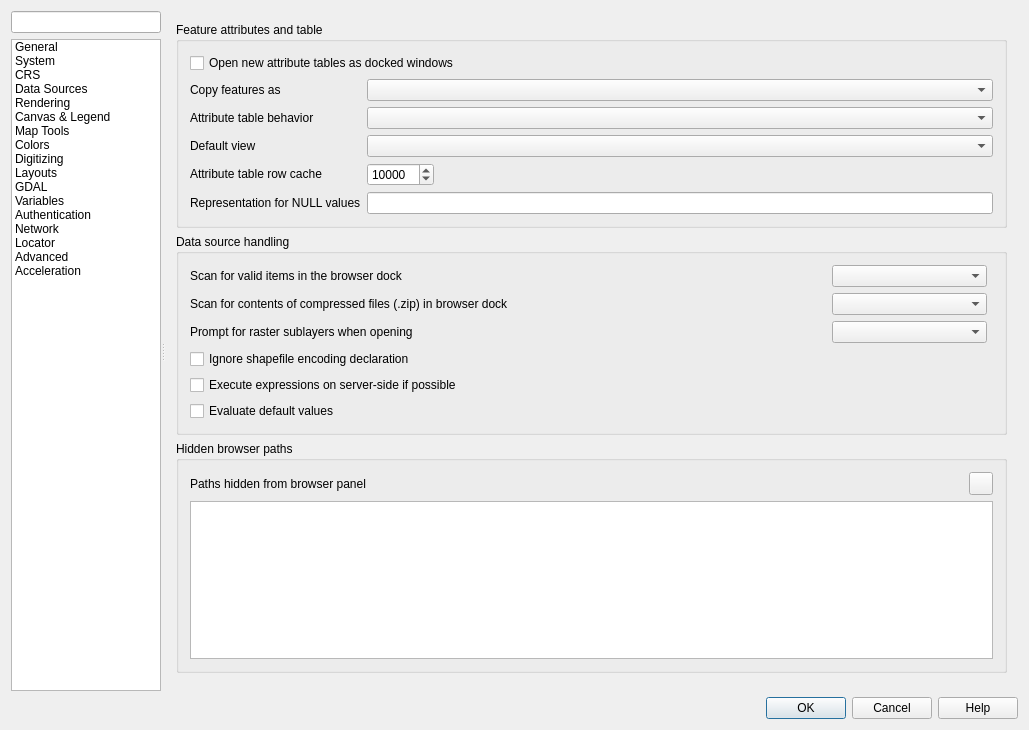
Above: src/ui/qgsoptionsbase.ui from qgis/QGIS before the change. Below: the same form after it.
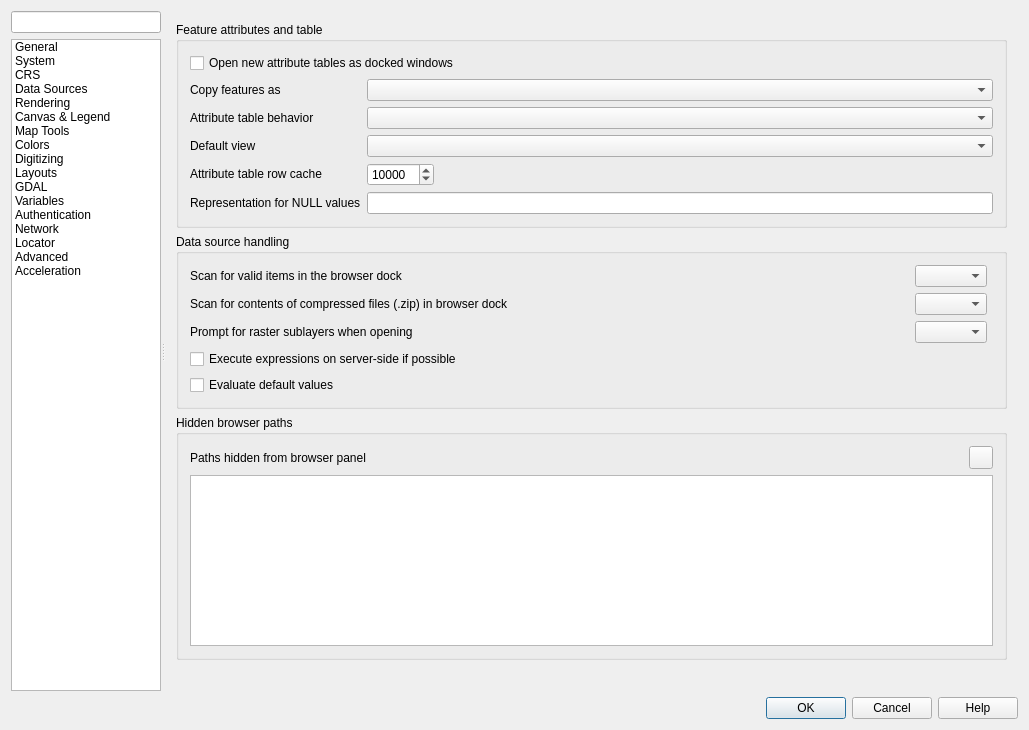
That is the form after the change. The open tabs and pages were chosen to show the change. Icons and pictures are not drawn. Custom widgets are drawn as their Qt base class.

Commit message: Always disable GDAL side shapefile encoding handling

The edit to the form file:
```diff
--- a/src/ui/qgsoptionsbase.ui
+++ b/src/ui/qgsoptionsbase.ui
@@ -1995,10 +1995,32 @@
                  <property name="title">
                   <string>Data source handling</string>
                  </property>
-                 <layout class="QGridLayout" name="gridLayout_23" columnstretch="0,2,1,0">
+                 <layout class="QGridLayout" name="gridLayout_23" columnstretch="0,0,0,0">
                   <item row="0" column="2">
                    <widget class="QComboBox" name="cmbScanItemsInBrowser"/>
                   </item>
+                  <item row="2" column="2">
+                   <widget class="QComboBox" name="cmbPromptRasterSublayers">
+                    <item>
+                     <property name="text">
+                      <string/>
+                     </property>
+                    </item>
+                   </widget>
+                  </item>
+                  <item row="1" column="1">
+                   <spacer name="horizontalSpacer_3">
+                    <property name="orientation">
+                     <enum>Qt::Horizontal</enum>
+                    </property>
+                    <property name="sizeHint" stdset="0">
+                     <size>
+                      <width>40</width>
+                      <height>20</height>
+                     </size>
+                    </property>
+                   </spacer>
+                  </item>
                   <item row="1" column="0">
                    <widget class="QLabel" name="label_29">
                     <property name="text">
@@ -2006,44 +2028,7 @@
                     </property>
                    </widget>
                   </item>
-                  <item row="2" column="0">
-                   <widget class="QLabel" name="textLabel1_13">
-                    <property name="sizePolicy">
-                     <sizepolicy hsizetype="Fixed" vsizetype="Fixed">
-                      <horstretch>0</horstretch>
-                      <verstretch>0</verstretch>
-                     </sizepolicy>
-                    </property>
-                    <property name="text">
-                     <string>Prompt for raster sublayers when opening</string>
-                    </property>
-                   </widget>
-                  </item>
                   <item row="6" column="0" colspan="4">
-                   <widget class="QCheckBox" name="cbxCompileExpressions">
-                    <property name="text">
-                     <string>Execute expressions on server-side if possible</string>
-                    </property>
-                   </widget>
-                  </item>
-                  <item row="3" column="0" colspan="4">
-                   <widget class="QCheckBox" name="cbxIgnoreShapeEncoding">
-                    <property name="toolTip">
-                     <string>Disable OGR on-the-fly conversion from declared encoding to UTF-8</string>
-                    </property>
-                    <property name="text">
-                     <string>Ignore shapefile encoding declaration</string>
-                    </property>
-                   </widget>
-                  </item>
-                  <item row="1" column="2">
-                   <widget class="QComboBox" name="cmbScanZipInBrowser">
-                    <property name="currentIndex">
-                     <number>-1</number>
-                    </property>
-                   </widget>
-                  </item>
-                  <item row="7" column="0" colspan="4">
                    <widget class="QCheckBox" name="cbxEvaluateDefaultValues">
                     <property name="toolTip">
                      <string>&lt;html&gt;&lt;head/&gt;&lt;body&gt;&lt;p&gt;When digitizing a new feature, default values are retrieved from the database. With this option turned on, the default values will be evaluated at the time of digitizing. With this option turned off, the default values will be evaluated at the time of saving.&lt;/p&gt;&lt;/body&gt;&lt;/html&gt;</string>
@@ -2053,13 +2038,11 @@
                     </property>
                    </widget>
                   </item>
-                  <item row="2" column="2">
-                   <widget class="QComboBox" name="cmbPromptRasterSublayers">
-                    <item>
-                     <property name="text">
-                      <string/>
-                     </property>
-                    </item>
+                  <item row="1" column="2">
+                   <widget class="QComboBox" name="cmbScanZipInBrowser">
+                    <property name="currentIndex">
+                     <number>-1</number>
+                    </property>
                    </widget>
                   </item>
                   <item row="0" column="0">
@@ -2069,18 +2052,25 @@
                     </property>
                    </widget>
                   </item>
-                  <item row="1" column="1">
-                   <spacer name="horizontalSpacer_3">
-                    <property name="orientation">
-                     <enum>Qt::Horizontal</enum>
+                  <item row="5" column="0" colspan="4">
+                   <widget class="QCheckBox" name="cbxCompileExpressions">
+                    <property name="text">
+                     <string>Execute expressions on server-side if possible</string>
                     </property>
-                    <property name="sizeHint" stdset="0">
-                     <size>
-                      <width>40</width>
-                      <height>20</height>
-                     </size>
+                   </widget>
+                  </item>
+                  <item row="2" column="0">
+                   <widget class="QLabel" name="textLabel1_13">
+                    <property name="sizePolicy">
+                     <sizepolicy hsizetype="Fixed" vsizetype="Fixed">
+                      <horstretch>0</horstretch>
+                      <verstretch>0</verstretch>
+                     </sizepolicy>
                     </property>
-                   </spacer>
+                    <property name="text">
+                     <string>Prompt for raster sublayers when opening</string>
+                    </property>
+                   </widget>
                   </item>
                  </layout>
                 </widget>
```
Left out of the diff: 1 changed line with no effect on the pictures. The commit also changes 3 other files.
